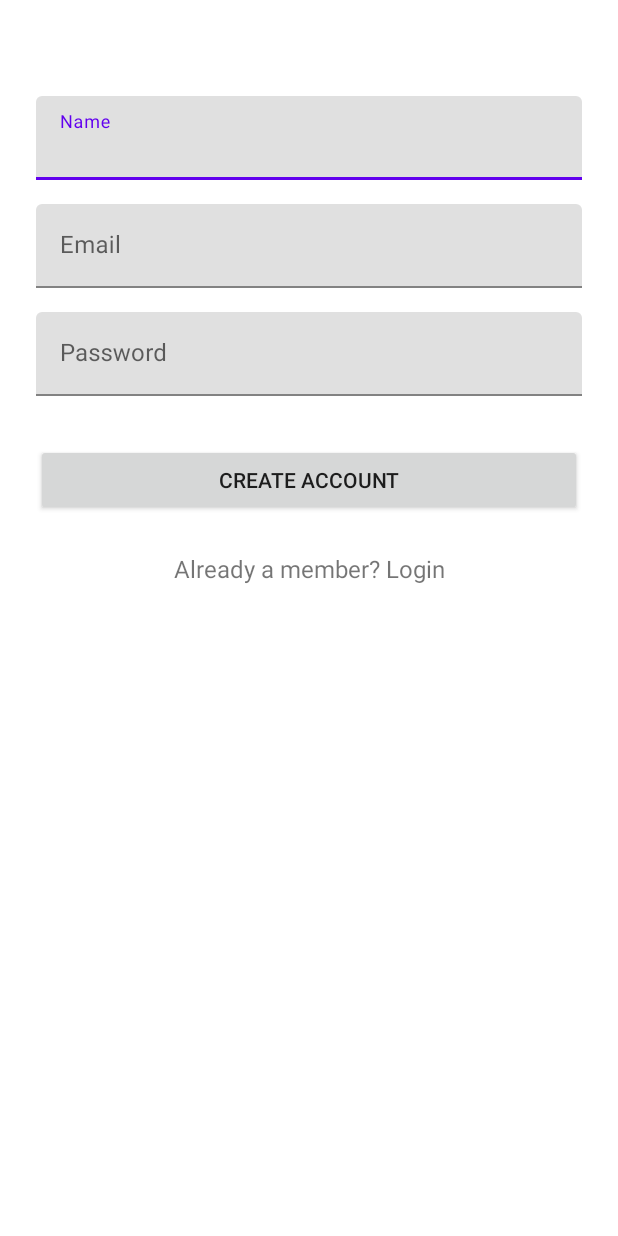
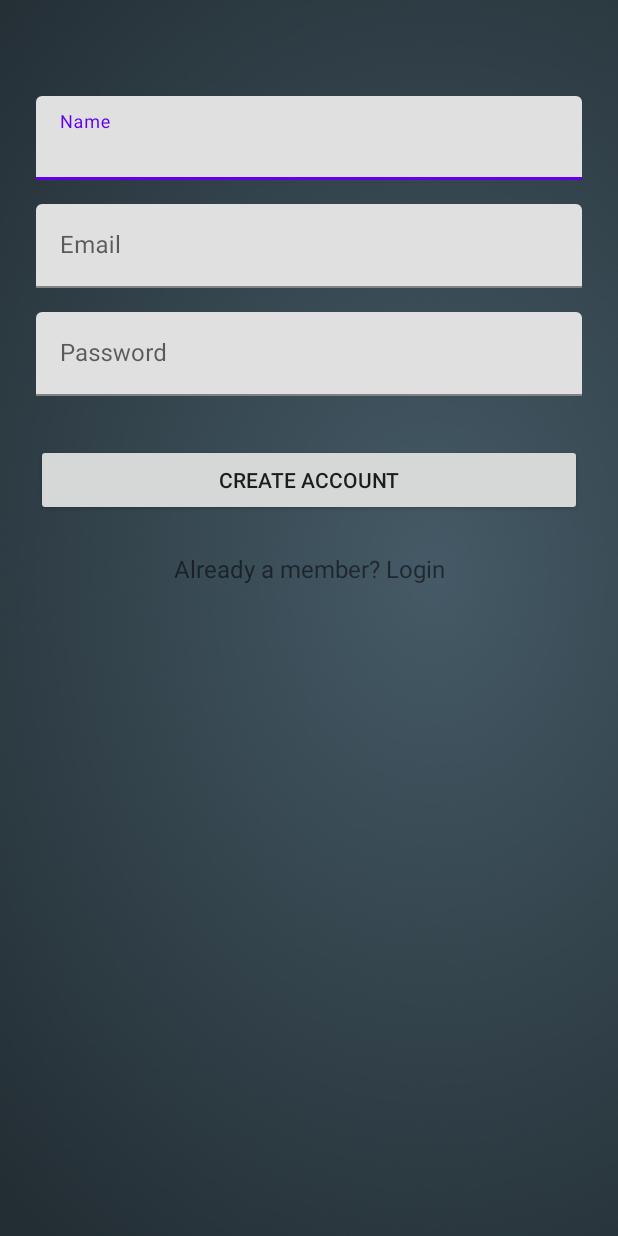
Before and after one commit to adugamayuba/TrueGospelHerosNetwork, an Android app: the SignupActivity screen opened directly, with no data from a screen before it, on a phone screen of 412 x 824 dp. Run offline under Robolectric (Android 15) with nearby library versions, the phone set to English and light mode, and no system bars; our stand-ins replace ButterKnife, Firebase (no records; nobody signed in at launch, a user with empty details on screens opened directly).

```diff
--- a/app/build.gradle
+++ b/app/build.gradle
@@ -1,5 +1,6 @@
 apply plugin: 'com.android.application'
 apply plugin: 'com.google.gms.google-services'
+
 
 android {
     compileSdkVersion 28
@@ -32,7 +33,10 @@ dependencies {
     implementation 'com.android.support:design:28.0.0'
     implementation 'com.firebaseui:firebase-ui:0.6.0'
 
-    implementation 'com.jakewharton:butterknife:6.1.0'
+
+    implementation 'com.jakewharton:butterknife:8.5.1'
+    annotationProcessor 'com.jakewharton:butterknife-compiler:8.5.1'
+
 
     implementation 'com.google.firebase:firebase-auth:19.0.0'
 }
--- a/app/src/main/AndroidManifest.xml
+++ b/app/src/main/AndroidManifest.xml
@@ -8,7 +8,7 @@
         android:label="@string/app_name"
         android:roundIcon="@mipmap/ic_launcher_round"
         android:supportsRtl="true"
-        android:theme="@style/Theme.MaterialComponents.Light.NoActionBar">
+        android:theme="@style/Theme.MaterialComponents.NoActionBar">
         <activity android:name=".MainActivity">
             <intent-filter>
                 <action android:name="android.intent.action.MAIN" />
--- a/app/src/main/java/com/softdroom/truegospelheronetwork/Authentication/SignupActivity.java
+++ b/app/src/main/java/com/softdroom/truegospelheronetwork/Authentication/SignupActivity.java
@@ -2,8 +2,9 @@ package com.softdroom.truegospelheronetwork.Authentication;
 
 import androidx.annotation.NonNull;
 import androidx.appcompat.app.AppCompatActivity;
+import butterknife.BindView;
 import butterknife.ButterKnife;
-import butterknife.InjectView;
+
 
 import android.app.ProgressDialog;
 import android.content.Intent;
@@ -27,13 +28,13 @@ import com.softdroom.truegospelheronetwork.R;
 public class SignupActivity extends AppCompatActivity {
     private static final String TAG = "SignupActivity";
 
-    @InjectView(R.id.input_name)
+    @BindView(R.id.input_name)
     EditText _nameText;
-    @InjectView(R.id.input_email) EditText _emailText;
-    @InjectView(R.id.input_password) EditText _passwordText;
-    @InjectView(R.id.btn_signup)
+    @BindView(R.id.input_email) EditText _emailText;
+    @BindView(R.id.input_password) EditText _passwordText;
+    @BindView(R.id.btn_signup)
     Button _signupButton;
-    @InjectView(R.id.link_login)
+    @BindView(R.id.link_login)
     TextView _loginLink;
     private FirebaseAuth mAuth;
 
@@ -56,7 +57,7 @@ public class SignupActivity extends AppCompatActivity {
     public void onCreate(Bundle savedInstanceState) {
         super.onCreate(savedInstanceState);
         setContentView(R.layout.activity_signup);
-        ButterKnife.inject(this);
+        ButterKnife.bind(this);
 
 
 
--- a/app/src/main/res/layout/activity_signup.xml
+++ b/app/src/main/res/layout/activity_signup.xml
@@ -3,6 +3,7 @@
     xmlns:android="http://schemas.android.com/apk/res/android"
     android:layout_width="fill_parent"
     android:layout_height="fill_parent"
+    android:background="@drawable/backgroud"
     android:fitsSystemWindows="true">
 
     <LinearLayout
```
Also changed, not shown: app/src/main/java/com/softdroom/truegospelheronetwork/Authentication/LoginActivity.java (+6 -6 lines), app/src/main/res/layout/activity_login.xml (+9 -1 lines), app/src/main/res/drawable/aa.jpeg (renamed from app/src/main/res/drawable/photo-1438232992991-995b7058bbb3.jpeg).
